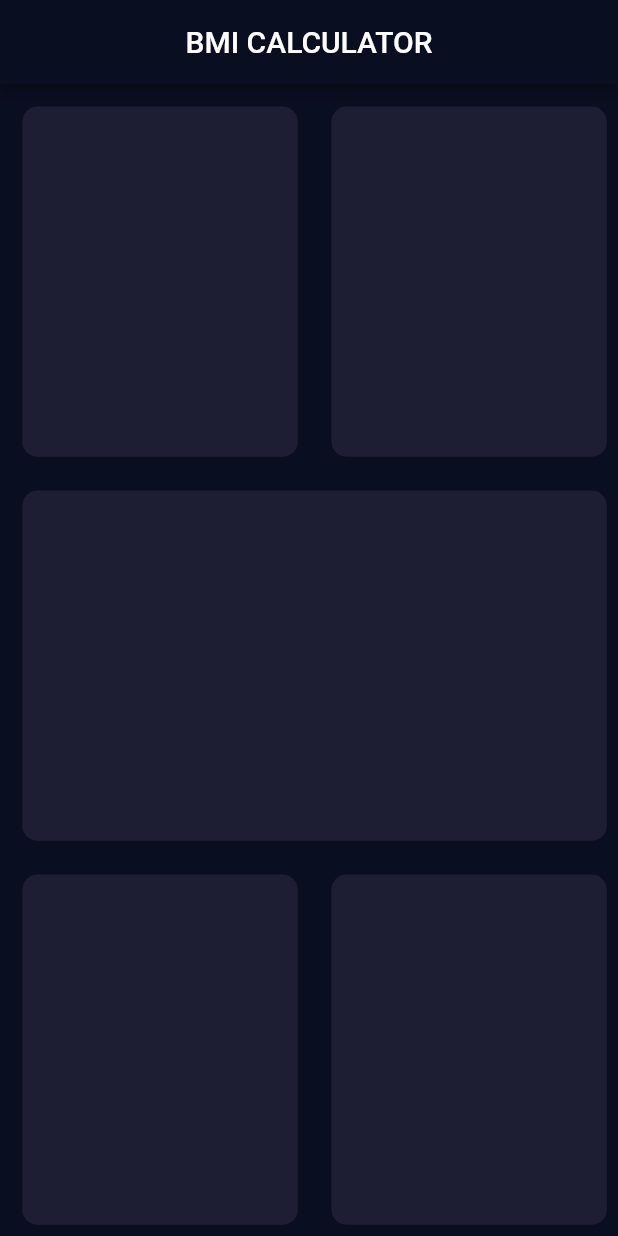
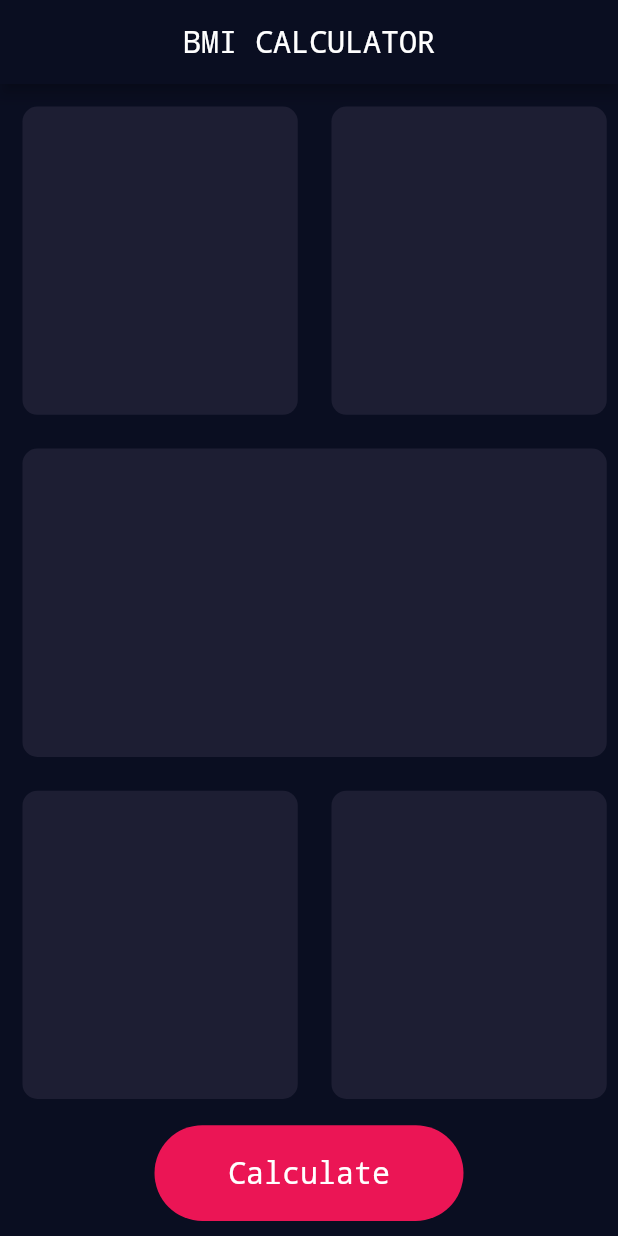
Before and after one commit to hussein-hub/BMI-Calculator, a Flutter app: the screen it shows after launch, on a phone screen of 412 x 824 dp. Run offline on Flutter 3.47's test engine with Material 2 defaults, Android fonts, the phone set to English and light mode, and no system bars.

Commit message:
added calculate button

```diff
--- a/lib/inputPage.dart
+++ b/lib/inputPage.dart
@@ -11,7 +11,10 @@ class _InputPageState extends State<InputPage> {
     return Scaffold(
       appBar: AppBar(
         centerTitle: true,
-        title: Text('BMI CALCULATOR'),
+        title: Text(
+          'BMI CALCULATOR',
+          style: TextStyle(fontFamily: 'Monospace'),
+        ),
       ),
       body: Column(
         children: [
@@ -52,6 +55,22 @@ class _InputPageState extends State<InputPage> {
               ],
             ),
           ),
+          Container(
+            child: Center(
+              child: Text(
+                'Calculate',
+                style: TextStyle(
+                    fontSize: 20.0),
+              ),
+            ),
+            margin: EdgeInsets.only(top: 10.0, bottom: 10.0),
+            width: MediaQuery.of(context).size.width * 0.50,
+            height: MediaQuery.of(context).size.width * 0.155,
+            decoration: BoxDecoration(
+              color: Color(0xFFEB1555),
+              borderRadius: BorderRadius.circular(50.0)
+            ),
+          ),
         ],
       )
       // floatingActionButton: Theme(
--- a/lib/main.dart
+++ b/lib/main.dart
@@ -11,9 +11,9 @@ class BMICalculator extends StatelessWidget {
           scaffoldBackgroundColor: Color(0xFF0A0E21),
           primaryColor: Color(0xFF0A0E21),
           // accentColor: Colors.purple,
-          // textTheme: TextTheme(
-          //   body1: TextStyle(color: Colors.white),
-          // ),
+          textTheme: TextTheme(
+            bodyText2: TextStyle(fontFamily: 'Monospace'),
+          ),
       ),
       home: InputPage(),
     );
```
